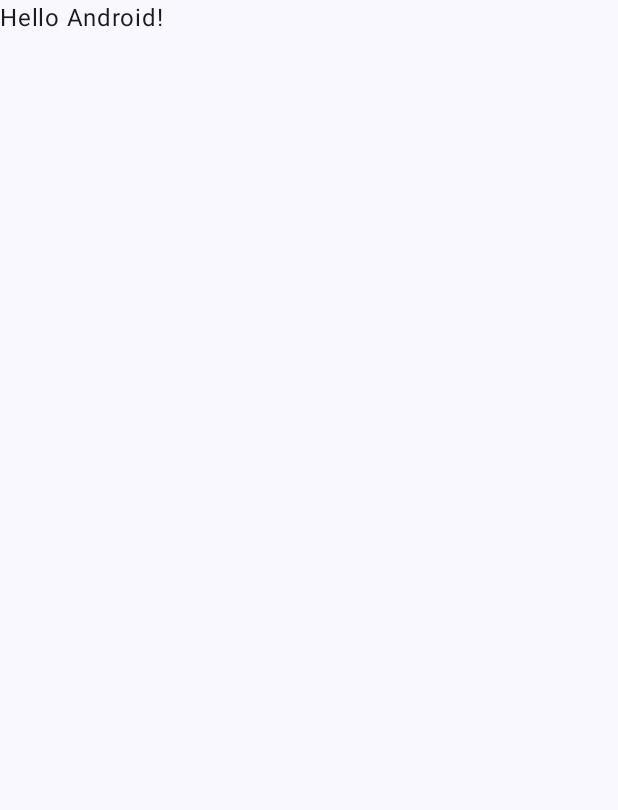
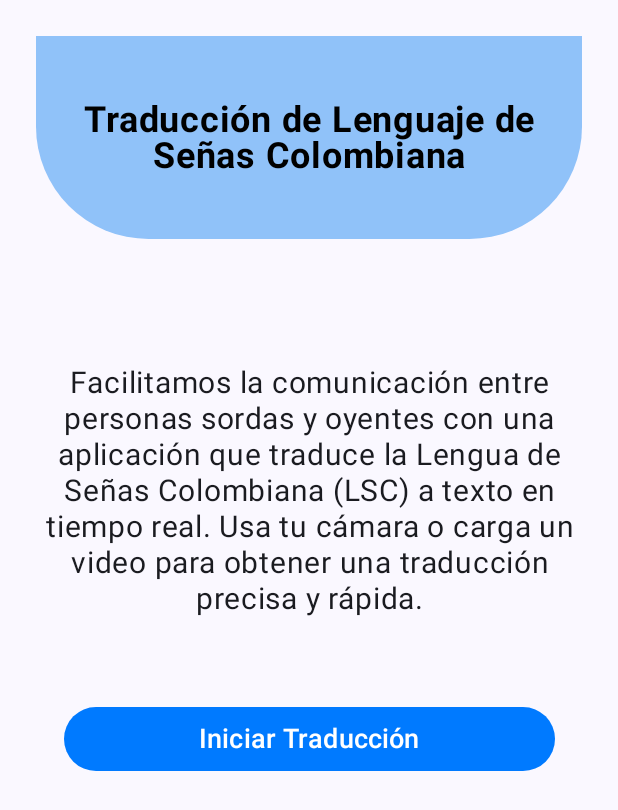
Before and after one commit to Nicolas-carmona16/TraductorLSC, an Android app built with Jetpack Compose: the screen it shows after launch (MainActivity), on a phone screen of 412 x 824 dp. Before the commit the part shown is almost empty. Shown: the top 810 px of the screen. Run offline under Robolectric (Android 15) with nearby library versions, the phone set to English and light mode, and no system bars.

Commit message:
feat: Homepage implementation

```diff
--- a/app/src/main/java/co/edu/udea/compumovil/gr09_20251/traductorlsc/MainActivity.kt
+++ b/app/src/main/java/co/edu/udea/compumovil/gr09_20251/traductorlsc/MainActivity.kt
@@ -4,14 +4,33 @@ import android.os.Bundle
 import androidx.activity.ComponentActivity
 import androidx.activity.compose.setContent
 import androidx.activity.enableEdgeToEdge
+import androidx.compose.foundation.layout.Arrangement
+import androidx.compose.foundation.layout.Column
+import androidx.compose.foundation.layout.Spacer
+import androidx.compose.foundation.layout.fillMaxHeight
 import androidx.compose.foundation.layout.fillMaxSize
+import androidx.compose.foundation.layout.fillMaxWidth
+import androidx.compose.foundation.layout.height
 import androidx.compose.foundation.layout.padding
-import androidx.compose.material3.Scaffold
+import androidx.compose.foundation.shape.RoundedCornerShape
+import androidx.compose.material3.Button
+import androidx.compose.material3.ButtonDefaults
+import androidx.compose.material3.MaterialTheme
+import androidx.compose.material3.Surface
 import androidx.compose.material3.Text
 import androidx.compose.runtime.Composable
+import androidx.compose.ui.Alignment
 import androidx.compose.ui.Modifier
+import androidx.compose.ui.graphics.Color
+import androidx.compose.ui.text.font.FontWeight
+import androidx.compose.ui.text.style.TextAlign
 import androidx.compose.ui.tooling.preview.Preview
+import androidx.compose.ui.unit.dp
+import androidx.compose.ui.unit.sp
+import co.edu.udea.compumovil.gr09_20251.traductorlsc.ui.theme.FirstBlue
+import co.edu.udea.compumovil.gr09_20251.traductorlsc.ui.theme.SecondBlue
 import co.edu.udea.compumovil.gr09_20251.traductorlsc.ui.theme.TraductorLSCTheme
+
 
 class MainActivity : ComponentActivity() {
     override fun onCreate(savedInstanceState: Bundle?) {
@@ -19,11 +38,11 @@ class MainActivity : ComponentActivity() {
         enableEdgeToEdge()
         setContent {
             TraductorLSCTheme {
-                Scaffold(modifier = Modifier.fillMaxSize()) { innerPadding ->
-                    Greeting(
-                        name = "Android",
-                        modifier = Modifier.padding(innerPadding)
-                    )
+                Surface(
+                    modifier = Modifier.fillMaxSize(),
+                    color = MaterialTheme.colorScheme.background
+                ) {
+                    MainScreen()
                 }
             }
         }
@@ -31,17 +50,67 @@ class MainActivity : ComponentActivity() {
 }
 
 @Composable
-fun Greeting(name: String, modifier: Modifier = Modifier) {
-    Text(
-        text = "Hello $name!",
-        modifier = modifier
-    )
+fun MainScreen() {
+    Column(
+        modifier = Modifier
+            .fillMaxSize()
+            .padding(24.dp),
+        horizontalAlignment = Alignment.CenterHorizontally
+    ) {
+        Surface(
+            color = FirstBlue,
+            shape = RoundedCornerShape(bottomEnd = 75.dp, bottomStart = 75.dp),
+            modifier = Modifier
+                .fillMaxWidth()
+                .padding(bottom = 24.dp)
+                .fillMaxHeight(0.18f)
+        ) {
+            Column(
+                horizontalAlignment = Alignment.CenterHorizontally,
+                verticalArrangement = Arrangement.Center,
+                modifier = Modifier.padding(vertical = 24.dp)
+            ) {
+                Text(
+                    text = "Traducción de Lenguaje de Señas Colombiana",
+                    fontSize = 24.sp,
+                    fontWeight = FontWeight.Bold,
+                    color = Color.Black,
+                    textAlign = TextAlign.Center,
+                    modifier = Modifier.padding(horizontal = 16.dp)
+                )
+            }
+        }
+
+        Spacer(modifier = Modifier.height(60.dp))
+
+        Text(
+            text = "Facilitamos la comunicación entre personas sordas y oyentes con una aplicación que traduce la Lengua de Señas Colombiana (LSC) a texto en tiempo real. Usa tu cámara o carga un video para obtener una traducción precisa y rápida.",
+            fontSize = 20.sp,
+            textAlign = TextAlign.Center,
+            modifier = Modifier.fillMaxWidth()
+        )
+
+        Spacer(modifier = Modifier.height(60.dp))
+
+        Button(
+            onClick = { /* TODO: Navegar a la siguiente pantalla */ },
+            modifier = Modifier.fillMaxWidth(0.9f).fillMaxHeight(0.13f),
+            colors = ButtonDefaults.buttonColors(
+                containerColor = SecondBlue,
+                contentColor = MaterialTheme.colorScheme.onPrimary
+            )
+        ) {
+            Text(text = "Iniciar Traducción", fontSize = 18.sp)
+        }
+
+        Spacer(modifier = Modifier.height(24.dp))
+    }
 }
 
 @Preview(showBackground = true)
 @Composable
-fun GreetingPreview() {
+fun MainScreenPreview() {
     TraductorLSCTheme {
-        Greeting("Android")
+        MainScreen()
     }
 }
--- a/app/src/main/java/co/edu/udea/compumovil/gr09_20251/traductorlsc/ui/theme/Color.kt
+++ b/app/src/main/java/co/edu/udea/compumovil/gr09_20251/traductorlsc/ui/theme/Color.kt
@@ -6,6 +6,6 @@ val Purple80 = Color(0xFFD0BCFF)
 val PurpleGrey80 = Color(0xFFCCC2DC)
 val Pink80 = Color(0xFFEFB8C8)
 
-val Purple40 = Color(0xFF6650a4)
-val PurpleGrey40 = Color(0xFF625b71)
+val FirstBlue = Color(0xFF90C2F9)
+val SecondBlue = Color(0xFF007AFF)
 val Pink40 = Color(0xFF7D5260)
--- a/app/src/main/java/co/edu/udea/compumovil/gr09_20251/traductorlsc/ui/theme/Theme.kt
+++ b/app/src/main/java/co/edu/udea/compumovil/gr09_20251/traductorlsc/ui/theme/Theme.kt
@@ -1,6 +1,5 @@
 package co.edu.udea.compumovil.gr09_20251.traductorlsc.ui.theme
 
-import android.app.Activity
 import android.os.Build
 import androidx.compose.foundation.isSystemInDarkTheme
 import androidx.compose.material3.MaterialTheme
@@ -18,8 +17,8 @@ private val DarkColorScheme = darkColorScheme(
 )
 
 private val LightColorScheme = lightColorScheme(
-    primary = Purple40,
-    secondary = PurpleGrey40,
+    primary = FirstBlue,
+    secondary = SecondBlue,
     tertiary = Pink40
 
     /* Other default colors to override
```
Also changed, not shown: app/src/main/java/co/edu/udea/compumovil/gr09_20251/traductorlsc/ui/theme/Typography.kt (renamed from app/src/main/java/co/edu/udea/compumovil/gr09_20251/traductorlsc/ui/theme/Type.kt).
